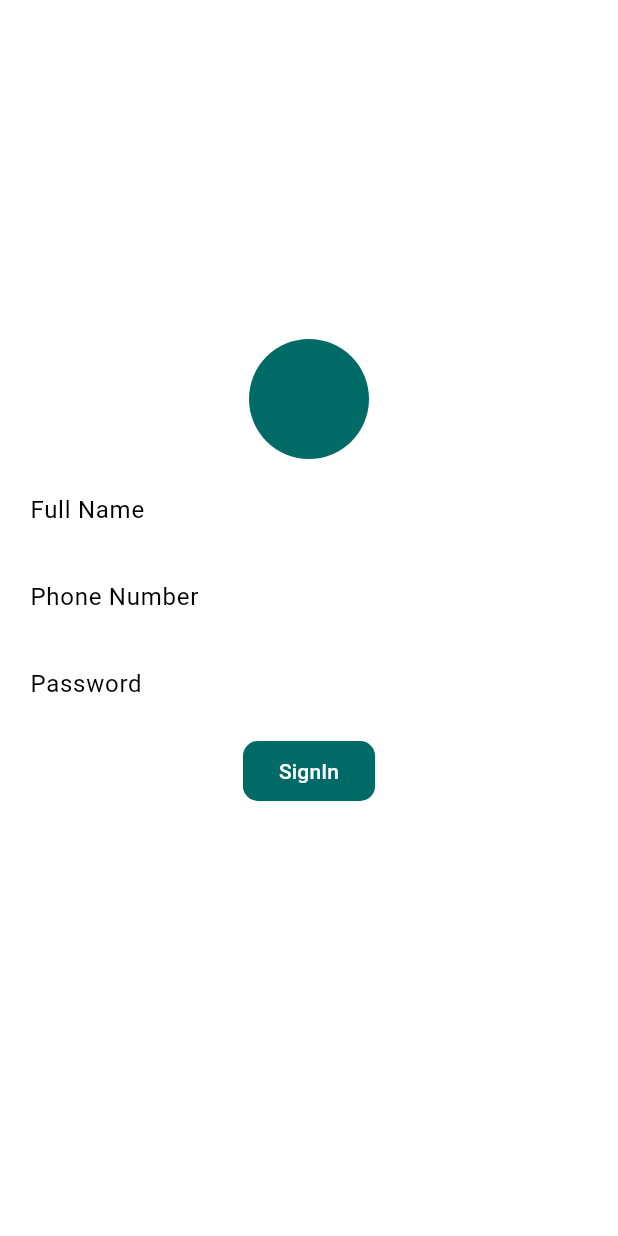
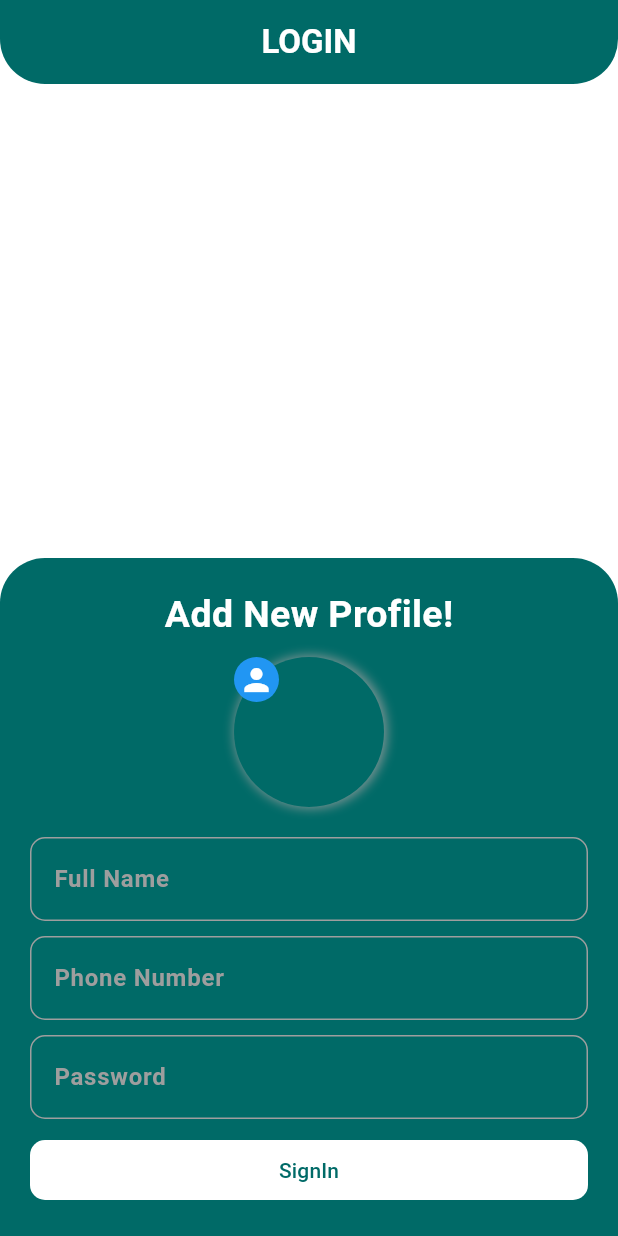
Before and after one commit to synthinnotech/barbarshop, a Flutter app: the LoginScreen screen opened directly, on a phone screen of 412 x 824 dp. Run offline on Flutter 3.47's test engine with Material 3 defaults, Android fonts, the phone set to English and light mode, and no system bars; our stand-ins replace flutter_riverpod, get.

Commit message:
login commit 1

```diff
--- a/barbar_client/lib/controller/initialisation_controller.dart
+++ b/barbar_client/lib/controller/login_and_init_controller.dart
@@ -1,5 +1,6 @@
 import 'package:flutter_riverpod/flutter_riverpod.dart';
 
-class InitialisationController {
+class LoginAndInitController {
   static final currentIndex = StateProvider.autoDispose<int>((ref) => 0);
+  static final isAgreed = StateProvider.autoDispose<bool>((ref) => false);
 }
--- a/barbar_client/lib/controller/theme_controller.dart
+++ b/barbar_client/lib/controller/theme_controller.dart
@@ -3,15 +3,44 @@ import 'package:flutter/material.dart';
 class ThemeController {
   static final Color baseColor = const Color.fromARGB(255, 0, 106, 103);
   static final Color amber = Color(0xFFFFA726);
+  static final Color blue = Colors.blue;
+  static final Color green = Colors.green;
+  static final Color lightGreen = const Color.fromARGB(255, 2, 255, 10);
+  static final Color red = Colors.red;
 
   static final FilledButtonThemeData _filledButtonThemeData =
       FilledButtonThemeData(
     style: FilledButton.styleFrom(
       backgroundColor: baseColor,
       foregroundColor: Colors.white,
+      disabledBackgroundColor: Colors.grey.withAlpha(120),
       shape: RoundedRectangleBorder(
         borderRadius: BorderRadius.circular(10),
       ),
+    ),
+  );
+
+  static OutlinedButtonThemeData outlinedButtonThemeData =
+      OutlinedButtonThemeData(
+    style: OutlinedButton.styleFrom(
+      shape: RoundedRectangleBorder(
+        borderRadius: BorderRadius.circular(10),
+      ),
+    ),
+  );
+
+  static final inputBorders = OutlineInputBorder(
+    borderRadius: BorderRadius.circular(10),
+    borderSide: BorderSide(color: Colors.grey),
+  );
+
+  static InputDecorationTheme inputDecorationTheme = InputDecorationTheme(
+    border: inputBorders,
+    enabledBorder: inputBorders,
+    focusedBorder: inputBorders,
+    errorBorder: OutlineInputBorder(
+      borderRadius: BorderRadius.circular(10),
+      borderSide: BorderSide(color: red),
     ),
   );
 
@@ -22,6 +51,8 @@ class ThemeController {
       secondary: Colors.white,
     ),
     filledButtonTheme: _filledButtonThemeData,
+    outlinedButtonTheme: outlinedButtonThemeData,
+    inputDecorationTheme: inputDecorationTheme,
   );
 
   static ThemeData darkTheme = ThemeData(
@@ -31,5 +62,7 @@ class ThemeController {
       secondary: Colors.white,
     ),
     filledButtonTheme: _filledButtonThemeData,
+    outlinedButtonTheme: outlinedButtonThemeData,
+    inputDecorationTheme: inputDecorationTheme,
   );
 }
--- a/barbar_client/lib/view/login_screen.dart
+++ b/barbar_client/lib/view/login_screen.dart
@@ -1,51 +1,141 @@
 import 'package:barbar_client/controller/theme_controller.dart';
 import 'package:flutter/material.dart';
 
-class LoginScreen extends StatelessWidget {
+class LoginScreen extends StatefulWidget {
   const LoginScreen({super.key});
 
   @override
-  Widget build(BuildContext context) {
-    Size size = MediaQuery.of(context).size;
+  State<LoginScreen> createState() => _LoginScreenState();
+}
+
+class _LoginScreenState extends State<LoginScreen> {
   final formKey = GlobalKey<FormState>();
 
+  TextStyle hintStyle = TextStyle(color: Colors.grey);
+  TextStyle textStyle = TextStyle(
+    color: Colors.white,
+    fontWeight: FontWeight.bold,
+  );
+
+  @override
+  Widget build(BuildContext context) {
     return Scaffold(
+      resizeToAvoidBottomInset: true,
+      appBar: AppBar(
+        backgroundColor: ThemeController.baseColor,
+        foregroundColor: Colors.white,
+        title: Text(
+          'LOGIN',
+          style: TextStyle(fontWeight: FontWeight.bold),
+        ),
+        centerTitle: true,
+        shape: RoundedRectangleBorder(
+            borderRadius: BorderRadius.only(
+          bottomLeft: Radius.circular(30),
+          bottomRight: Radius.circular(30),
+        )),
+      ),
       body: SafeArea(
+        child: Column(
+          mainAxisAlignment: MainAxisAlignment.end,
+          children: [
+            Container(
+              height: MediaQuery.of(context).viewInsets.bottom > 0 ? 250 : null,
+              padding: EdgeInsets.all(20),
+              alignment: Alignment.center,
+              decoration: BoxDecoration(
+                color: ThemeController.baseColor,
+                borderRadius: BorderRadius.only(
+                  topLeft: Radius.circular(30),
+                  topRight: Radius.circular(30),
+                ),
+              ),
               child: SingleChildScrollView(
-          padding: EdgeInsets.all(20),
-          child: Container(
-            constraints: BoxConstraints(minHeight: size.height - 100),
-            alignment: Alignment.center,
                 child: Form(
                   key: formKey,
                   child: Column(
                     children: [
-                  CircleAvatar(
-                    radius: 40,
+                      Text(
+                        'Add New Profile!',
+                        style: TextStyle(
+                            fontSize: 25,
+                            fontWeight: FontWeight.bold,
+                            color: Colors.white),
+                      ),
+                      SizedBox(height: 10),
+                      Stack(
+                        children: [
+                          Container(
+                            decoration: BoxDecoration(
+                              borderRadius: BorderRadius.circular(50),
+                              boxShadow: [
+                                BoxShadow(
+                                  offset: Offset(1, 0),
+                                  spreadRadius: 1,
+                                  blurRadius: 5,
+                                  color: Colors.grey.withAlpha(200),
+                                )
+                              ],
+                            ),
+                            child: CircleAvatar(
+                              radius: 50,
                               backgroundColor: ThemeController.baseColor,
+                            ),
+                          ),
+                          Positioned(
+                            child: CircleAvatar(
+                              radius: 15,
+                              child: Icon(Icons.person),
+                            ),
+                          ),
+                        ],
+                      ),
+                      SizedBox(height: 20),
+                      TextFormField(
+                        style: textStyle,
+                        cursorColor: Colors.white,
+                        decoration: InputDecoration(
+                          hintText: 'Full Name',
+                          hintStyle: hintStyle,
+                        ),
                       ),
                       SizedBox(height: 10),
                       TextFormField(
-                    decoration: InputDecoration(hintText: 'Full Name'),
+                        cursorColor: Colors.white,
+                        style: textStyle,
+                        decoration: InputDecoration(
+                          hintText: 'Phone Number',
+                          hintStyle: hintStyle,
+                        ),
                       ),
                       SizedBox(height: 10),
                       TextFormField(
-                    decoration: InputDecoration(hintText: 'Phone Number'),
+                        cursorColor: Colors.white,
+                        style: textStyle,
+                        decoration: InputDecoration(
+                          hintText: 'Password',
+                          hintStyle: hintStyle,
+                        ),
                       ),
                       SizedBox(height: 10),
-                  TextFormField(
-                    decoration: InputDecoration(hintText: 'Password'),
+                      SizedBox(
+                        width: double.infinity,
+                        child: FilledButton(
+                          onPressed: () {},
+                          style: FilledButton.styleFrom(
+                            foregroundColor: ThemeController.baseColor,
+                            backgroundColor: Colors.white,
                           ),
-                  SizedBox(height: 10),
-                  FilledButton(
-                    onPressed: () {},
                           child: Text('SignIn'),
+                        ),
                       ),
                     ],
                   ),
                 ),
               ),
             ),
+          ],
+        ),
       ),
     );
   }
--- a/barbar_client/pubspec.yaml
+++ b/barbar_client/pubspec.yaml
@@ -36,6 +36,9 @@ dependencies:
   cupertino_icons: ^1.0.8
   flutter_riverpod: ^2.6.1
   get: ^4.7.2
+  carousel_slider: ^5.1.1
+  tabler_icons: ^2.5.0+1
+  google_fonts: ^6.2.1
 
 dev_dependencies:
   flutter_test:
```
Also changed, not shown: barbar_client/lib/view/initial_screen.dart (+27 -11 lines), barbar_client/lib/view/policy_and_terms.dart (added, +111 -0 lines), barbar_client/pubspec.lock, 1 other file. Lines whose indentation alone changed are shown as unchanged.
